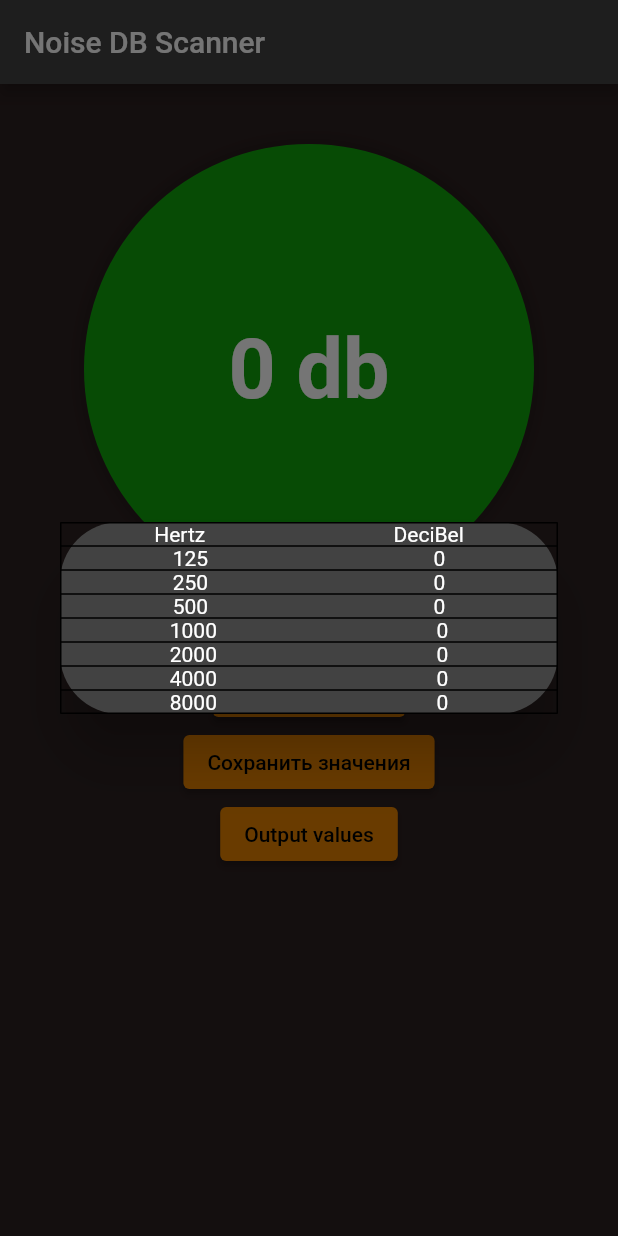
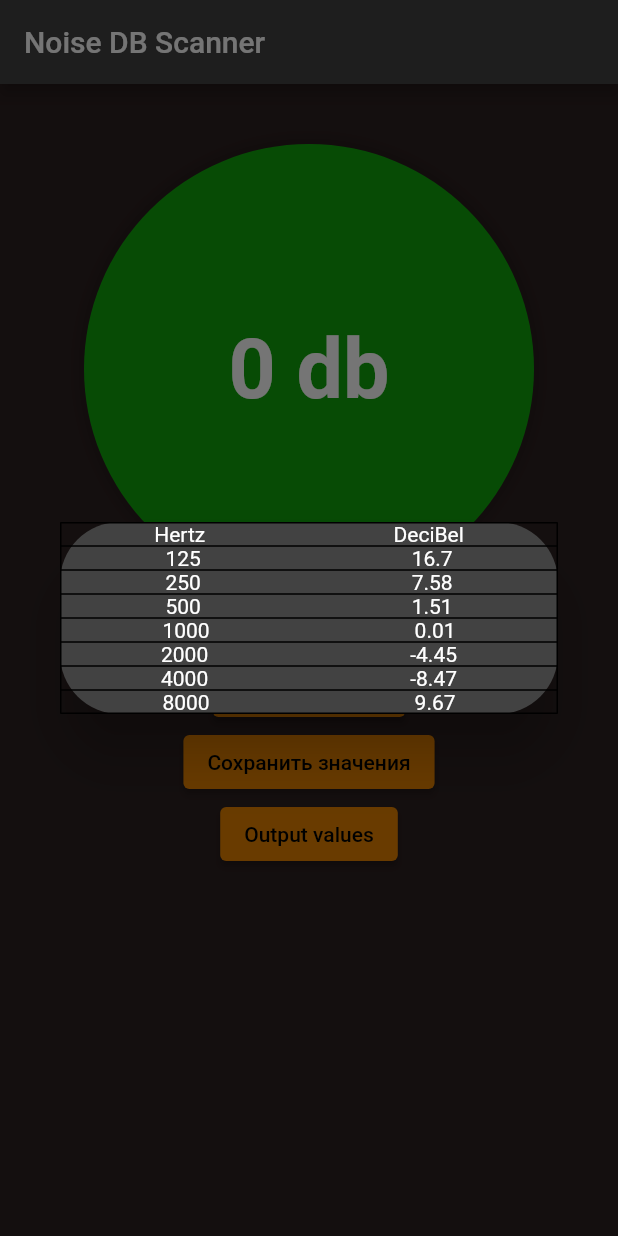
Before and after one commit to alexefimov99/NoiseScan, a Flutter app: the screen it shows after launch, after a tap on "Output values", on a phone screen of 412 x 824 dp. Run offline on Flutter 3.47's test engine with Material 2 defaults, Android fonts, the phone set to English and light mode, and no system bars; missing offline and left inert: noise_meter.

```diff
--- a/lib/main.dart
+++ b/lib/main.dart
@@ -1,4 +1,5 @@
 import 'dart:async';
+import 'dart:math';
 import 'package:flutter/material.dart';
 import 'package:noise_meter/noise_meter.dart';
 
@@ -40,8 +41,40 @@ class _MyHomePageState extends State<MyHomePage> {
   static const int levelMax = 255;
   static const int maxMicro = 90;
 
-  static const List<int> Hz = [125, 250, 500, 1000, 2000, 4000, 8000];
-  static var dbValues = List.filled(7, 0);
+  static const List<int> lHz = [125, 250, 500, 1000, 2000, 4000, 8000];
+
+  static Map<int, double> m_alpha_f = {
+    lHz[0]: 0.349,
+    lHz[1]: 0.301,
+    lHz[2]: 0.267,
+    lHz[3]: 0.250,
+    lHz[4]: 0.249,
+    lHz[5]: 0.242,
+    lHz[6]: 0.254
+  };
+
+  static Map<int, double> mL_U = {
+    lHz[0]: -6.2,
+    lHz[1]: -2.0,
+    lHz[2]: 0.0,
+    lHz[3]: 0.0,
+    lHz[4]: -1.0,
+    lHz[5]: 1.2,
+    lHz[6]: -12.2
+  };
+
+  static Map<int, double> mT_f = {
+    lHz[0]: 22.1,
+    lHz[1]: 11.4,
+    lHz[2]: 4.4,
+    lHz[3]: 2.4,
+    lHz[4]: -1.3,
+    lHz[5]: -5.4,
+    lHz[6]: 12.6
+  };
+
+  // static var dbValues = List.filled(7, 0);
+  static List<double> dbValues = List.filled(7, 0);
 
   StreamSubscription<NoiseReading>? _noiseSubscription;
   late NoiseMeter _noiseMeter;
@@ -68,117 +101,155 @@ class _MyHomePageState extends State<MyHomePage> {
 
   void saveValues() {}
 
+  double calculateFonValue() {
+    int GHz = lHz[3]; // получаем дБ по умолчанию на этой частоте
+
+    double fArg =
+        pow((0.4 * pow(10, ((db + mL_U[GHz]!) / 10) - 9)), m_alpha_f[1000]!)
+            .toDouble();
+    double sArg = pow((0.4 * pow(10, ((mT_f[GHz]! + mL_U[GHz]!) / 10) - 9)),
+            m_alpha_f[GHz]!)
+        .toDouble();
+
+    double B_f = fArg - sArg + 0.005135;
+
+    double L_N = 40 * (log(B_f) / ln10) + 94;
+
+    return L_N;
+  }
+
+  void calculateDbValues(double L_N) {
+    for (int i = 0; i < 7; i++) {
+      double A_f = 4.47 * pow(10, -3) * (pow(10, 0.025 * L_N) - 1.15) +
+          pow(0.4 * pow(10, ((mT_f[lHz[i]]! + mL_U[lHz[i]]!) / 10) - 9),
+              m_alpha_f[lHz[i]]!);
+
+      double L_p =
+          10 / m_alpha_f[lHz[i]]! * (log(A_f) / ln10) - mL_U[lHz[i]]! + 94;
+
+      dbValues[i] = num.parse(L_p.toStringAsFixed(2)).toDouble();
+    }
+  }
+
   Dialog outputValues() {
+    double L_N = calculateFonValue();
+    calculateDbValues(L_N);
+
     return Dialog(
       shape: RoundedRectangleBorder(borderRadius: BorderRadius.circular(40)),
       elevation: 16,
       child: Table(
         border: TableBorder.all(width: 1.0, color: Colors.black),
         children: [
+          for (int i = 0; i < 8; i++)
             TableRow(
               children: [
                 TableCell(
                   child: Row(
                     mainAxisAlignment: MainAxisAlignment.spaceAround,
                     children: <Widget>[
-                    new Text('Hertz'),
-                    new Text('DeciBel'),
+                      if (i == 0) new Text('Hertz'),
+                      if (i == 0) new Text('DeciBel'),
+                      if (i > 0) new Text(lHz[i - 1].toString()),
+                      if (i > 0) new Text(dbValues[i - 1].toString()),
                     ],
                   ),
                 ),
               ],
             ),
-          TableRow(
-            children: [
-              TableCell(
-                child: Row(
-                  mainAxisAlignment: MainAxisAlignment.spaceAround,
-                  children: <Widget>[
-                    new Text(Hz[0].toString()),
-                    new Text(dbValues[0].toString()),
-                  ],
-                ),
-              ),
-            ],
-          ),
-          TableRow(
-            children: [
-              TableCell(
-                child: Row(
-                  mainAxisAlignment: MainAxisAlignment.spaceAround,
-                  children: <Widget>[
-                    new Text(Hz[1].toString()),
-                    new Text(dbValues[1].toString()),
-                  ],
-                ),
-              ),
-            ],
-          ),
-          TableRow(
-            children: [
-              TableCell(
-                child: Row(
-                  mainAxisAlignment: MainAxisAlignment.spaceAround,
-                  children: <Widget>[
-                    new Text(Hz[2].toString()),
-                    new Text(dbValues[2].toString()),
-                  ],
-                ),
-              ),
-            ],
-          ),
-          TableRow(
-            children: [
-              TableCell(
-                child: Row(
-                  mainAxisAlignment: MainAxisAlignment.spaceAround,
-                  children: <Widget>[
-                    new Text(Hz[3].toString()),
-                    new Text(dbValues[3].toString()),
-                  ],
-                ),
-              ),
-            ],
-          ),
-          TableRow(
-            children: [
-              TableCell(
-                child: Row(
-                  mainAxisAlignment: MainAxisAlignment.spaceAround,
-                  children: <Widget>[
-                    new Text(Hz[4].toString()),
-                    new Text(dbValues[4].toString()),
-                  ],
-                ),
-              ),
-            ],
-          ),
-          TableRow(
-            children: [
-              TableCell(
-                child: Row(
-                  mainAxisAlignment: MainAxisAlignment.spaceAround,
-                  children: <Widget>[
-                    new Text(Hz[5].toString()),
-                    new Text(dbValues[5].toString()),
-                  ],
-                ),
-              ),
-            ],
-          ),
-          TableRow(
-            children: [
-              TableCell(
-                child: Row(
-                  mainAxisAlignment: MainAxisAlignment.spaceAround,
-                  children: <Widget>[
-                    new Text(Hz[6].toString()),
-                    new Text(dbValues[6].toString()),
-                  ],
-                ),
-              ),
-            ],
-          ),
+          // В случае чего, вместо цикла вернуть закомментированное
+
+          // TableRow(
+          //   children: [
+          //     TableCell(
+          //       child: Row(
+          //         mainAxisAlignment: MainAxisAlignment.spaceAround,
+          //         children: <Widget>[
+          //           new Text(lHz[0].toString()),
+          //           new Text(dbValues[0].toString()),
+          //         ],
+          //       ),
+          //     ),
+          //   ],
+          // ),
+          // TableRow(
+          //   children: [
+          //     TableCell(
+          //       child: Row(
+          //         mainAxisAlignment: MainAxisAlignment.spaceAround,
+          //         children: <Widget>[
+          //           new Text(lHz[1].toString()),
+          //           new Text(dbValues[1].toString()),
+          //         ],
+          //       ),
+          //     ),
+          //   ],
+          // ),
+          // TableRow(
+          //   children: [
+          //     TableCell(
+          //       child: Row(
+          //         mainAxisAlignment: MainAxisAlignment.spaceAround,
+          //         children: <Widget>[
+          //           new Text(lHz[2].toString()),
+          //           new Text(dbValues[2].toString()),
+          //         ],
+          //       ),
+          //     ),
+          //   ],
+          // ),
+          // TableRow(
+          //   children: [
+          //     TableCell(
+          //       child: Row(
+          //         mainAxisAlignment: MainAxisAlignment.spaceAround,
+          //         children: <Widget>[
+          //           new Text(lHz[3].toString()),
+          //           new Text(dbValues[3].toString()),
+          //         ],
+          //       ),
+          //     ),
+          //   ],
+          // ),
+          // TableRow(
+          //   children: [
+          //     TableCell(
+          //       child: Row(
+          //         mainAxisAlignment: MainAxisAlignment.spaceAround,
+          //         children: <Widget>[
+          //           new Text(lHz[4].toString()),
+          //           new Text(dbValues[4].toString()),
+          //         ],
+          //       ),
+          //     ),
+          //   ],
+          // ),
+          // TableRow(
+          //   children: [
+          //     TableCell(
+          //       child: Row(
+          //         mainAxisAlignment: MainAxisAlignment.spaceAround,
+          //         children: <Widget>[
+          //           new Text(lHz[5].toString()),
+          //           new Text(dbValues[5].toString()),
+          //         ],
+          //       ),
+          //     ),
+          //   ],
+          // ),
+          // TableRow(
+          //   children: [
+          //     TableCell(
+          //       child: Row(
+          //         mainAxisAlignment: MainAxisAlignment.spaceAround,
+          //         children: <Widget>[
+          //           new Text(lHz[6].toString()),
+          //           new Text(dbValues[6].toString()),
+          //         ],
+          //       ),
+          //     ),
+          //   ],
+          // ),
         ],
       ),
     );
@@ -279,7 +350,9 @@ class _MyHomePageState extends State<MyHomePage> {
                       ]),
                 )),
           ),
-          Align(
+          SizedBox(
+            width: 1000,
+            child: Align(
               alignment: Alignment.bottomCenter,
               child: ElevatedButton(
                 onPressed: startOnPause,
@@ -290,6 +363,7 @@ class _MyHomePageState extends State<MyHomePage> {
                 style: ButtonStyle(
                   backgroundColor: MaterialStateProperty.all<Color>(
                     const Color.fromARGB(255, 228, 129, 0),
+                  ),
                 ),
               ),
             ),
```
Also changed, not shown: 9 other files. Lines whose indentation alone changed are shown as unchanged.
